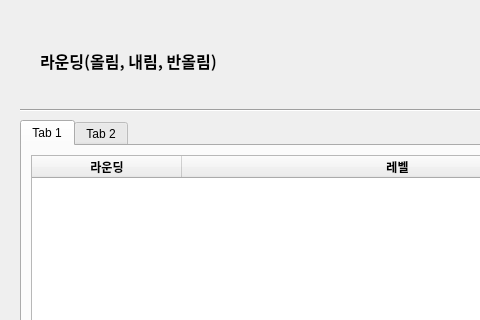
The window that UI/Rounding.ui (jihye1996/Automated-De-Identification) describes before a commit, drawn with Qt 5; both pictures show x 0 to 480 and y 0 to 320 of the 736 by 583 pixel window.
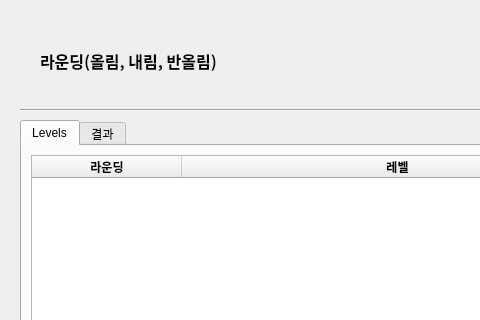
The same window after the commit.

Patch:
```diff
--- a/UI/Rounding.ui
+++ b/UI/Rounding.ui
@@ -182,7 +182,7 @@
     </property>
     <widget class="QWidget" name="tab1">
      <attribute name="title">
-      <string>Tab 1</string>
+      <string>Levels</string>
      </attribute>
      <layout class="QHBoxLayout" name="horizontalLayout_3">
       <item>
@@ -292,7 +292,7 @@
     </widget>
     <widget class="QWidget" name="tab2">
      <attribute name="title">
-      <string>Tab 2</string>
+      <string>결과</string>
      </attribute>
      <layout class="QGridLayout" name="gridLayout_4">
       <item row="0" column="0">
```
